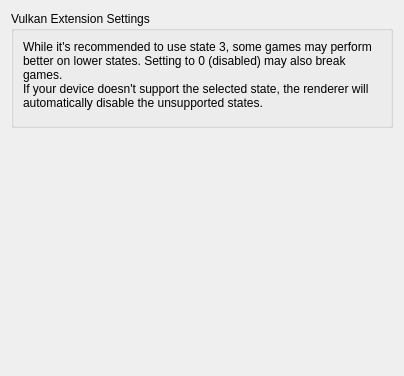
Qt form src/yuzu/configuration/configure_graphics_extensions.ui (rorrim-rorrim/eden-alt) before a commit.
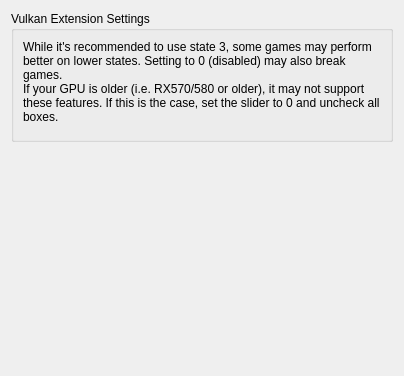
The same form after that commit.

Patch:
```diff
--- a/src/yuzu/configuration/configure_graphics_extensions.ui
+++ b/src/yuzu/configuration/configure_graphics_extensions.ui
@@ -29,7 +29,7 @@
          <widget class="QLabel" name="label">
           <property name="text">
            <string>While it's recommended to use state 3, some games may perform better on lower states. Setting to 0 (disabled) may also break games.
-If your device doesn't support the selected state, the renderer will automatically disable the unsupported states.</string>
+If your GPU is older (i.e. RX570/580 or older), it may not support these features. If this is the case, set the slider to 0 and uncheck all boxes.</string>
           </property>
           <property name="wordWrap">
            <bool>true</bool>
```
